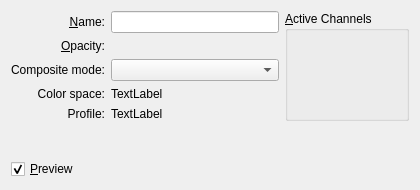
This is krita/ui/forms/wdglayerproperties.ui in KDE/krita as Qt 5 draws it before an edit. The edited form follows.
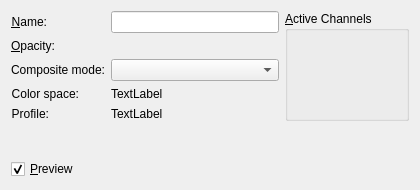
This is the edited form. Custom widgets are drawn as their Qt base class.

Commit message: BUG: 344948 Fix form layout

The edit to the form file:
```diff
--- a/krita/ui/forms/wdglayerproperties.ui
+++ b/krita/ui/forms/wdglayerproperties.ui
@@ -16,9 +16,9 @@
     <height>190</height>
    </size>
   </property>
-  <layout class="QGridLayout" name="gridLayout_2">
+  <layout class="QGridLayout" name="gridLayout">
    <item row="0" column="0">
-    <layout class="QGridLayout" name="gridLayout">
+    <layout class="QFormLayout" name="formLayout">
      <item row="0" column="0">
       <widget class="QLabel" name="textLabel1">
        <property name="text">
```
Left out of the diff: 44 changed lines with no effect on the pictures.
